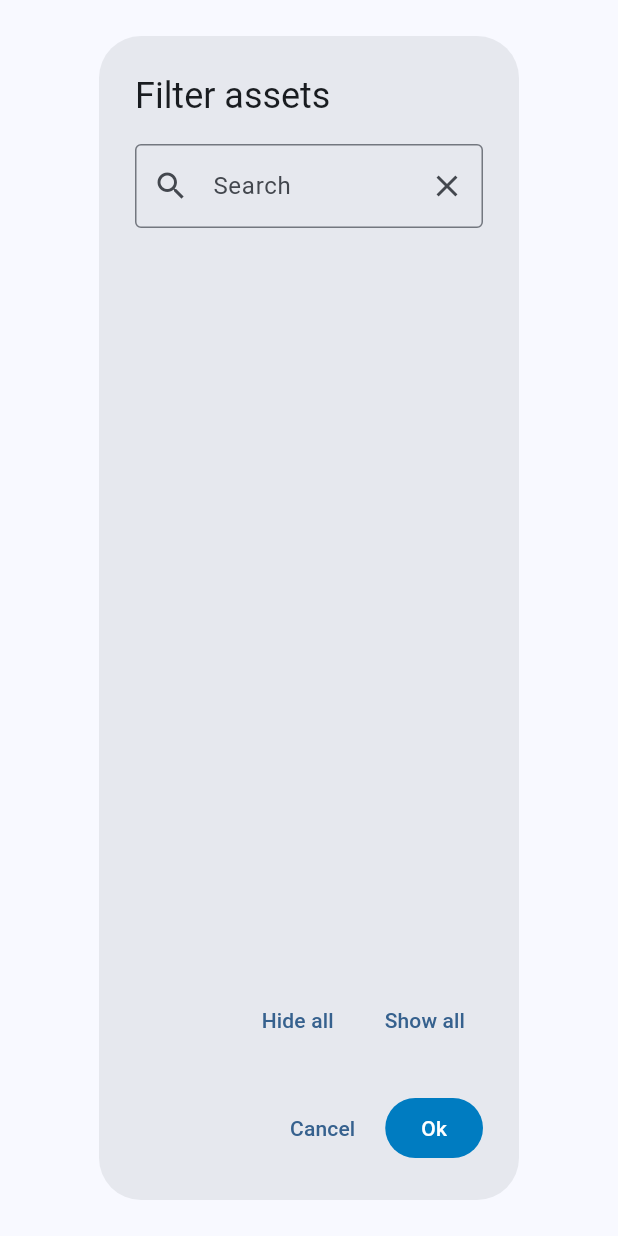
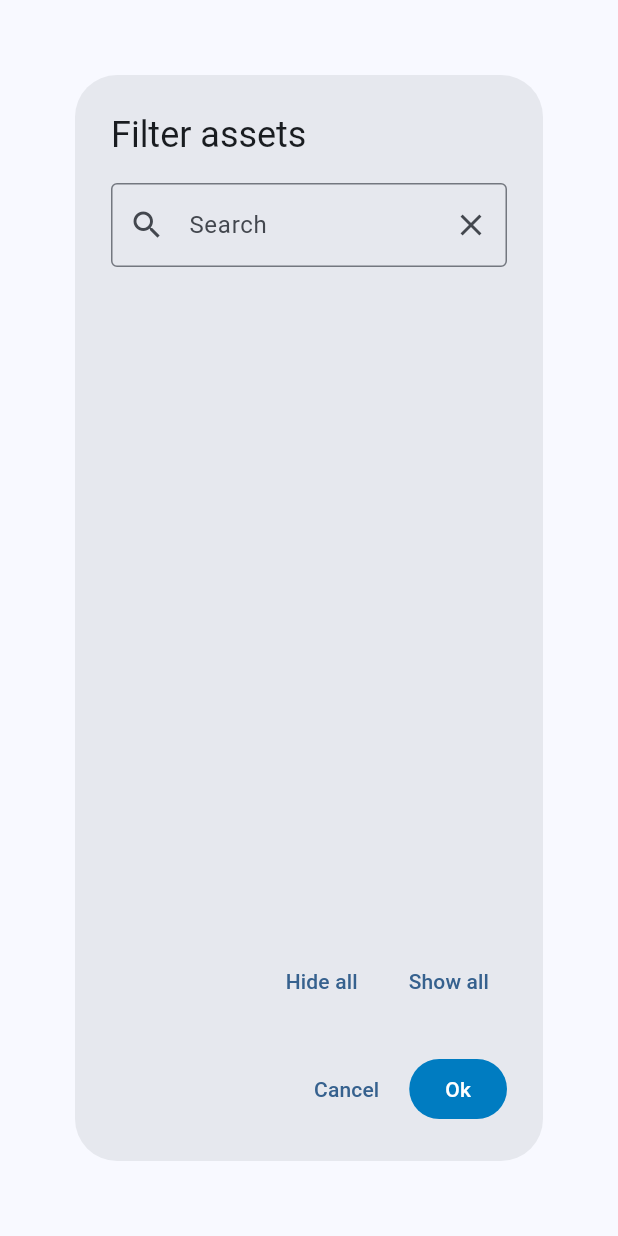
Before and after one commit to kjacmenja21/indoorlocalization_mobile_app, a Flutter app: the AssetFilterDialog widget shown alone on an empty page, opened directly with empty values, on a phone screen of 412 x 824 dp. Run offline on Flutter 3.47's test engine with Material 3 defaults, Android fonts, the phone set to English and light mode, and no system bars; our stand-ins replace flutter_svg, font_awesome_flutter, go_router, multicast_dns, shared_preferences; missing offline and left inert: mqtt_client; accounts and stored records are empty; network calls fail.

Commit message:
Improve UI on asset dashboard page

```diff
--- a/il_app/lib/ui/widgets/asset_filter_dialog.dart
+++ b/il_app/lib/ui/widgets/asset_filter_dialog.dart
@@ -87,7 +87,10 @@ class _AssetFilterDialogState extends State<AssetFilterDialog> {
   Widget build(BuildContext context) {
     return AlertDialog(
       title: const Text('Filter assets'),
-      content: Column(
+      insetPadding: const EdgeInsets.all(50),
+      content: SizedBox(
+        width: MediaQuery.of(context).size.width,
+        child: Column(
           crossAxisAlignment: CrossAxisAlignment.start,
           mainAxisSize: MainAxisSize.min,
           children: [
@@ -127,6 +130,7 @@ class _AssetFilterDialogState extends State<AssetFilterDialog> {
             ),
           ],
         ),
+      ),
       actions: [
         TextButton(
           onPressed: () => onCancel(),
```
Also changed, not shown: il_app/lib/ui/pages/asset_dashboard_page.dart (+51 -33 lines). Lines whose indentation alone changed are shown as unchanged.
